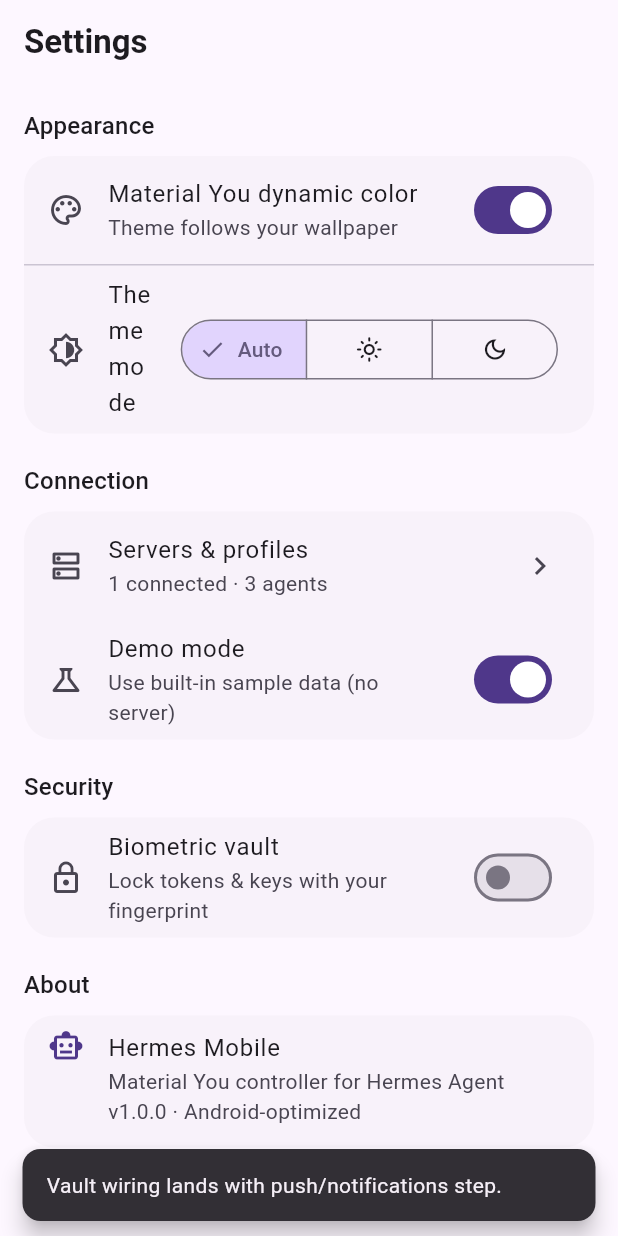
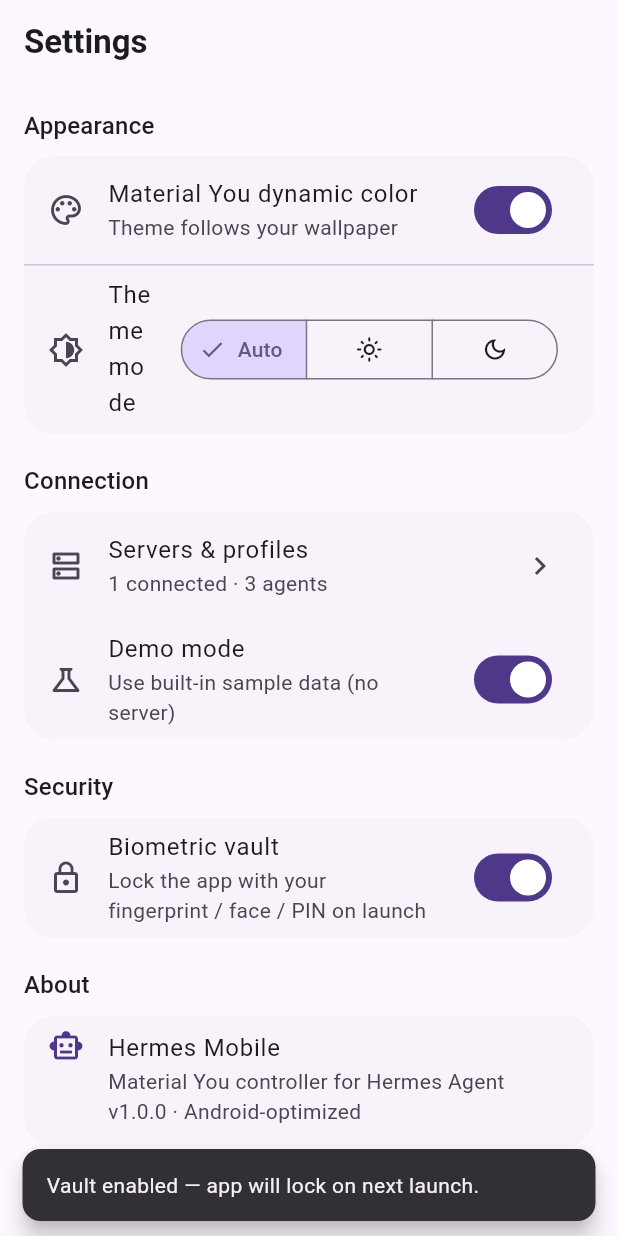
Before and after one commit to Flexingg/hermes-mobile, a Flutter app: the SettingsPage screen opened directly, after a tap on "Biometric vault", on a phone screen of 412 x 824 dp. Run offline on Flutter 3.47's test engine with Material 3 defaults, Android fonts, the phone set to English and light mode, and no system bars; drawn by our look-alikes of dynamic_color; our stand-ins replace flutter_markdown, flutter_secure_storage, local_auth, share_plus, shared_preferences; accounts and stored records are empty.

Commit message:
Add CI + biometric vault + share transcript
- GitHub Actions: analyze/test on PR & main, debug APK artifact, auto-publish release APK on v* tags
- Biometric vault: lock app behind fingerprint/face/PIN on launch (local_auth), secure token store (flutter_secure_storage)
- Wire 'share transcript' to the system share sheet (share_plus)
- Update README roadmap

```diff
--- a/lib/app.dart
+++ b/lib/app.dart
@@ -1,6 +1,7 @@
 import 'package:flutter/material.dart';
 import 'package:provider/provider.dart';
 import 'core/config/app_config.dart';
+import 'core/security/vault_gate.dart';
 import 'core/theme/app_theme.dart';
 import 'features/shell/home_shell.dart';
 import 'state/app_state.dart';
@@ -45,7 +46,7 @@ class HermesMobileApp extends StatelessWidget {
               seedOverride: seed,
             ),
             themeMode: _resolve(cfg.themePreference),
-            home: const HomeShell(),
+            home: VaultGate(child: const HomeShell()),
           );
         });
       }),
--- a/lib/core/config/app_config.dart
+++ b/lib/core/config/app_config.dart
@@ -10,15 +10,18 @@ class AppConfig extends ChangeNotifier {
   static const _kTheme = 'cfg_theme';
   static const _kSeed = 'cfg_seed';
   static const _kDynamic = 'cfg_dynamic';
+  static const _kVault = 'cfg_vault';
 
   late bool _demoMode;
   late ThemePreference _themePreference;
   late bool _dynamicColor;
+  bool _vaultEnabled = false;
   Color? _seedColor;
 
   bool get demoMode => _demoMode;
   bool get dynamicColor => _dynamicColor;
   ThemePreference get themePreference => _themePreference;
+  bool get vaultEnabled => _vaultEnabled;
   Color? get seedColor => _seedColor;
 
   static Future<AppConfig> load() async {
@@ -30,6 +33,7 @@ class AppConfig extends ChangeNotifier {
     _demoMode = prefs.getBool(_kDemo) ?? true;
     _themePreference = ThemePreference.values[prefs.getInt(_kTheme) ?? 0];
     _dynamicColor = prefs.getBool(_kDynamic) ?? true;
+    _vaultEnabled = prefs.getBool(_kVault) ?? false;
     final seed = prefs.getInt(_kSeed);
     _seedColor = seed == null ? null : Color(seed);
   }
@@ -65,4 +69,11 @@ class AppConfig extends ChangeNotifier {
       await p.setInt(_kSeed, value.value);
     }
   }
+
+  Future<void> setVaultEnabled(bool value) async {
+    _vaultEnabled = value;
+    notifyListeners();
+    final p = await SharedPreferences.getInstance();
+    await p.setBool(_kVault, value);
+  }
 }
--- a/lib/features/settings/settings_page.dart
+++ b/lib/features/settings/settings_page.dart
@@ -110,11 +110,20 @@ class SettingsPage extends StatelessWidget {
                 SwitchListTile(
                   secondary: const Icon(Icons.lock_outline),
                   title: const Text('Biometric vault'),
-                  subtitle: const Text('Lock tokens & keys with your fingerprint'),
-                  value: false,
-                  onChanged: (_) => ScaffoldMessenger.of(context).showSnackBar(
-                    const SnackBar(content: Text('Vault wiring lands with push/notifications step.')),
-                  ),
+                  subtitle: const Text(
+                      'Lock the app with your fingerprint / face / PIN on launch'),
+                  value: config.vaultEnabled,
+                  onChanged: (v) async {
+                    await config.setVaultEnabled(v);
+                    if (!context.mounted) return;
+                    if (v) {
+                      ScaffoldMessenger.of(context).showSnackBar(
+                        const SnackBar(
+                            content: Text(
+                                'Vault enabled — app will lock on next launch.')),
+                      );
+                    }
+                  },
                 ),
               ],
             ),
```
Also changed, not shown: lib/core/security/vault.dart (added, +28 -0 lines), lib/core/security/vault_gate.dart (added, +139 -0 lines), lib/features/chat/chat_thread_page.dart (+24 -5 lines), 3 other files.
